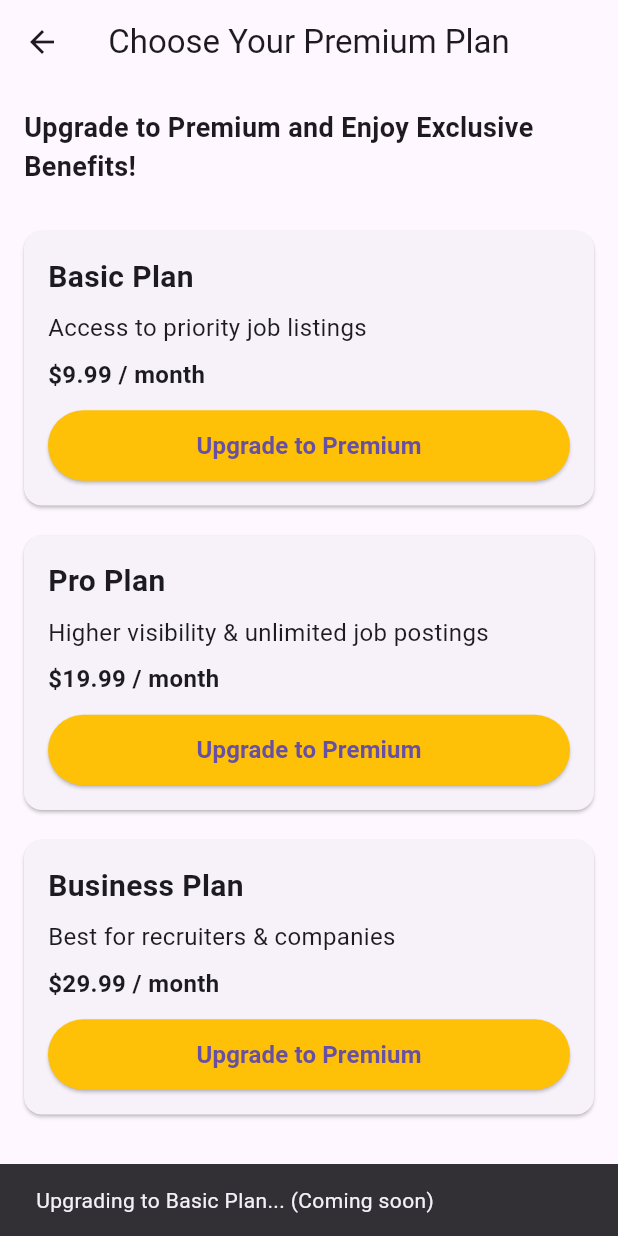
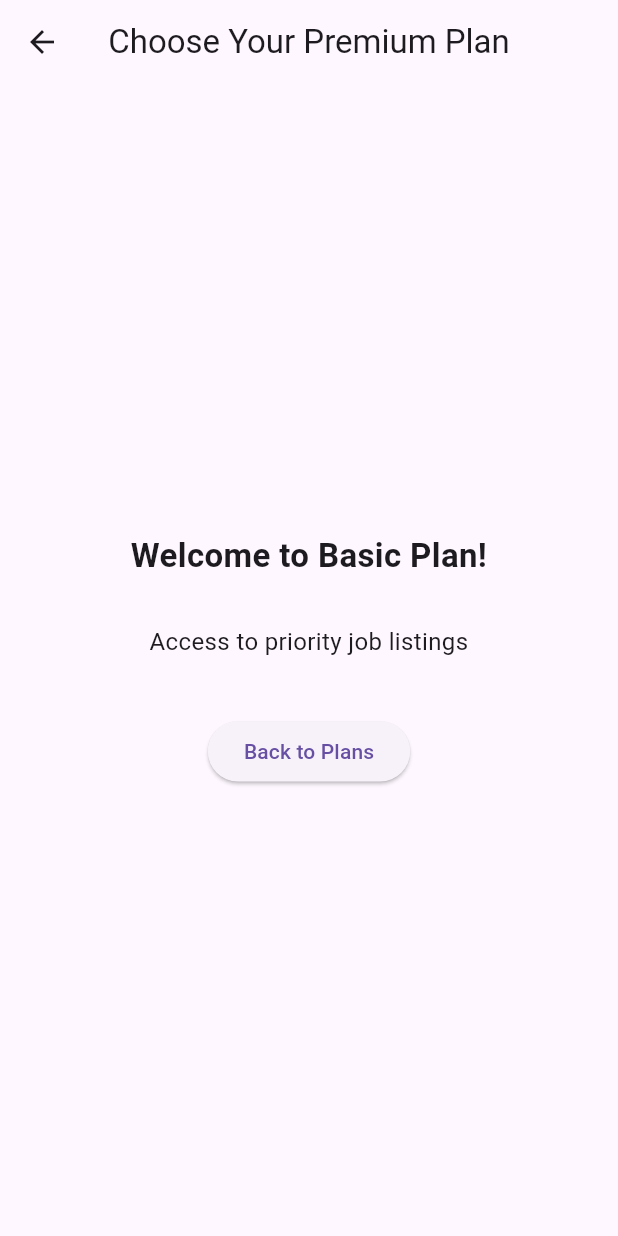
Before and after one commit to sahil-sidhu/Features, a Flutter app: the PremiumPlansPage screen opened directly, after a tap on "Upgrade to Premium", on a phone screen of 412 x 824 dp. Run offline on Flutter 3.47's test engine with Material 3 defaults, Android fonts, the phone set to English and light mode, and no system bars; our stand-ins replace cloud_firestore, file_picker, firebase_auth, firebase_core, firebase_storage, flutter_bloc and 3 more; accounts and stored records are empty.

Commit message:
I updated the premium plans page

```diff
--- a/lib/features/Premium_user/presentation/pages/premium_plans_page.dart
+++ b/lib/features/Premium_user/presentation/pages/premium_plans_page.dart
@@ -1,7 +1,14 @@
 import 'package:flutter/material.dart';
 
-class PremiumPlansPage extends StatelessWidget {
+class PremiumPlansPage extends StatefulWidget {
   const PremiumPlansPage({super.key});
+
+  @override
+  State<PremiumPlansPage> createState() => _PremiumPlansPageState();
+}
+
+class _PremiumPlansPageState extends State<PremiumPlansPage> {
+  String? selectedPlan;
 
   @override
   Widget build(BuildContext context) {
@@ -10,7 +17,14 @@ class PremiumPlansPage extends StatelessWidget {
         title: const Text('Choose Your Premium Plan'),
         centerTitle: true,
       ),
-      body: Padding(
+      body: selectedPlan == null
+          ? _buildPlanSelection()
+          : _buildPlanBenefits(selectedPlan!),
+    );
+  }
+
+  Widget _buildPlanSelection() {
+    return Padding(
       padding: const EdgeInsets.all(16.0),
       child: Column(
         crossAxisAlignment: CrossAxisAlignment.start,
@@ -20,22 +34,104 @@ class PremiumPlansPage extends StatelessWidget {
             style: TextStyle(fontSize: 18, fontWeight: FontWeight.bold),
           ),
           const SizedBox(height: 20),
-
-            // List of Premium Plans
           Expanded(
             child: ListView(
               children: [
-                  premiumPlanCard("Basic Plan",
-                      "Access to priority job listings", 9.99, context),
-                  premiumPlanCard(
-                      "Pro Plan",
-                      "Higher visibility & unlimited job postings",
-                      19.99,
-                      context),
-                  premiumPlanCard("Business Plan",
-                      "Best for recruiters & companies", 29.99, context),
+                _premiumPlanCard(
+                  title: "Basic Plan",
+                  benefits: "Access to priority job listings",
+                  price: 9.99,
+                  onPressed: () {
+                    setState(() {
+                      selectedPlan = "Basic";
+                    });
+                  },
+                ),
+                _premiumPlanCard(
+                  title: "Pro Plan",
+                  benefits: "Higher visibility & unlimited job postings",
+                  price: 19.99,
+                  onPressed: () {
+                    setState(() {
+                      selectedPlan = "Pro";
+                    });
+                  },
+                ),
+                _premiumPlanCard(
+                  title: "Business Plan",
+                  benefits: "Best for recruiters & companies",
+                  price: 29.99,
+                  onPressed: () {
+                    setState(() {
+                      selectedPlan = "Business";
+                    });
+                  },
+                ),
               ],
             ),
+          ),
+        ],
+      ),
+    );
+  }
+
+  Widget _buildPlanBenefits(String plan) {
+    List<String> features = [];
+    String heading = "";
+
+    switch (plan) {
+      case "Basic":
+        heading = "Welcome to Basic Plan!";
+        features = [
+          "Access to priority job listings",
+        ];
+        break;
+      case "Pro":
+        heading = "Welcome to Pro Plan!";
+        features = [
+          "Higher visibility in search results",
+          "Unlimited job postings",
+        ];
+        break;
+      case "Business":
+        heading = "Welcome to Business Plan!";
+        features = [
+          "Best for recruiters & companies",
+          "Unlimited job slots",
+          "Team management tools",
+        ];
+        break;
+    }
+
+    return Center(
+      child: Padding(
+        padding: const EdgeInsets.all(24.0),
+        child: Column(
+          mainAxisAlignment: MainAxisAlignment.center,
+          children: [
+            Text(
+              heading,
+              style: const TextStyle(fontSize: 22, fontWeight: FontWeight.bold),
+              textAlign: TextAlign.center,
+            ),
+            const SizedBox(height: 24),
+            for (var feature in features)
+              Padding(
+                padding: const EdgeInsets.symmetric(vertical: 6),
+                child: Text(
+                  feature,
+                  style: const TextStyle(fontSize: 16),
+                  textAlign: TextAlign.center,
+                ),
+              ),
+            const SizedBox(height: 32),
+            ElevatedButton(
+              onPressed: () {
+                setState(() {
+                  selectedPlan = null;
+                });
+              },
+              child: const Text("Back to Plans"),
             ),
           ],
         ),
@@ -43,9 +139,12 @@ class PremiumPlansPage extends StatelessWidget {
     );
   }
 
-  // Premium Plan Card Widget
-  Widget premiumPlanCard(
-      String title, String benefits, double price, BuildContext context) {
+  Widget _premiumPlanCard({
+    required String title,
+    required String benefits,
+    required double price,
+    required VoidCallback onPressed,
+  }) {
     return Card(
       margin: const EdgeInsets.symmetric(vertical: 10),
       shape: RoundedRectangleBorder(borderRadius: BorderRadius.circular(12)),
@@ -64,16 +163,8 @@ class PremiumPlansPage extends StatelessWidget {
                 style:
                     const TextStyle(fontSize: 16, fontWeight: FontWeight.bold)),
             const SizedBox(height: 12),
-
-            // Upgrade Button
             ElevatedButton(
-              onPressed: () {
-                // Later, integrate Firebase and payments here
-                ScaffoldMessenger.of(context).showSnackBar(
-                  SnackBar(
-                      content: Text("Upgrading to $title... (Coming soon)")),
-                );
-              },
+              onPressed: onPressed,
               style: ElevatedButton.styleFrom(
                 backgroundColor: Colors.amber,
                 padding: const EdgeInsets.symmetric(vertical: 12),
```
Also changed, not shown: lib/features/Premium_user/presentation/pages/premium_user_page.dart (+52 -7 lines). Lines whose indentation alone changed are shown as unchanged.
